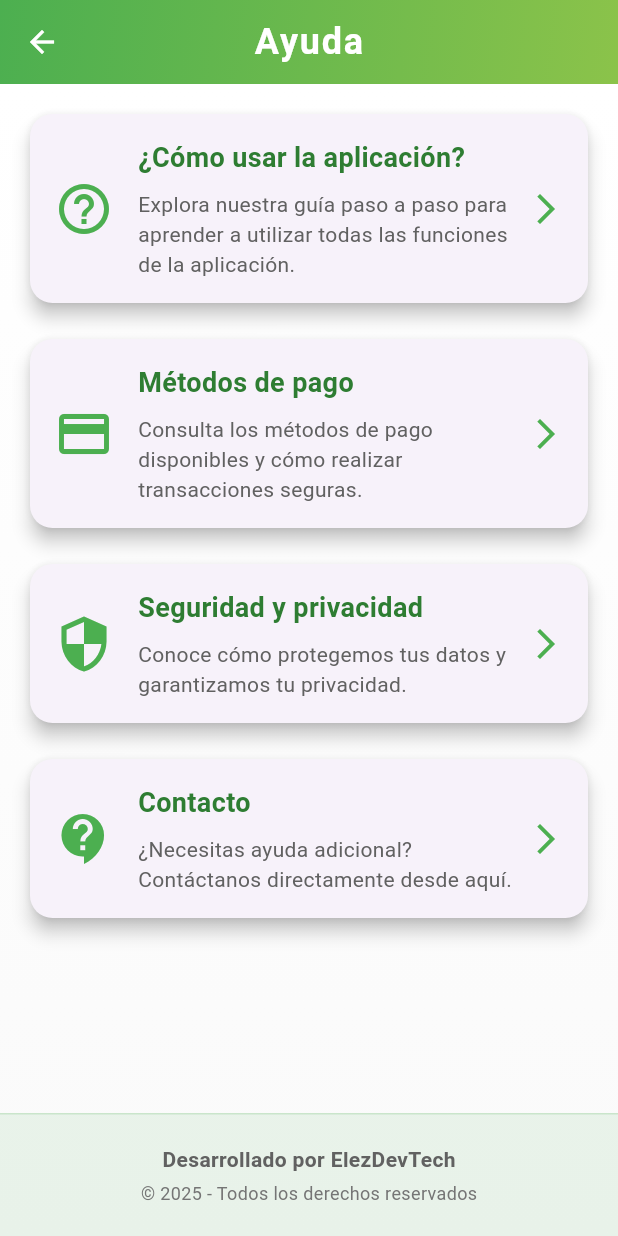
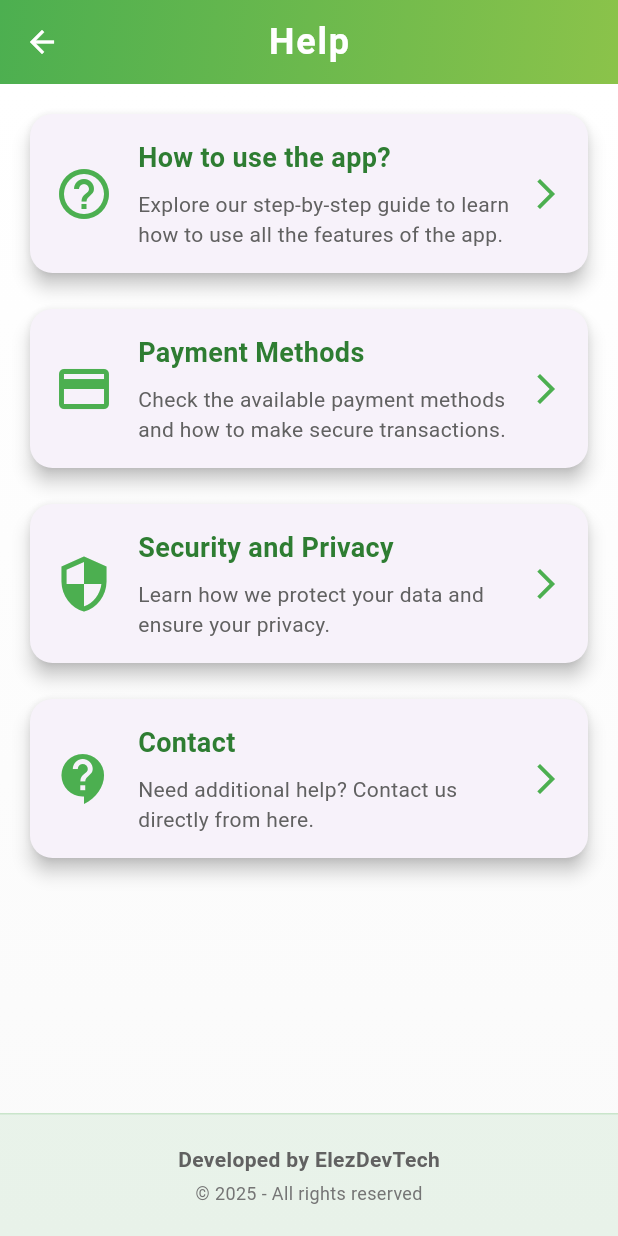
Before and after one commit to ElezDev/appServiPop, a Flutter app: the HelpView screen opened by its route, on a phone screen of 412 x 824 dp. Run offline on Flutter 3.47's test engine with Material 3 defaults, Android fonts, the light colour scheme and no system bars; our stand-ins replace carousel_slider, dio, flutter_secure_storage, flutter_staggered_animations; accounts and stored records are empty; network calls fail.

Commit message:
Agregar nuevas traducciones y vistas de ayuda en la aplicación

```diff
--- a/lib/l10n/app_en.arb
+++ b/lib/l10n/app_en.arb
@@ -4,5 +4,16 @@
     "home": "Home",
     "search": "Search",
     "favorites": "Favorites",
-    "profile": "Profile"
+    "profile": "Profile",
+    "helpTitle": "Help",
+    "howToUse": "How to use the app?",
+    "howToUseDescription": "Explore our step-by-step guide to learn how to use all the features of the app.",
+    "paymentMethods": "Payment Methods",
+    "paymentMethodsDescription": "Check the available payment methods and how to make secure transactions.",
+    "securityAndPrivacy": "Security and Privacy",
+    "securityAndPrivacyDescription": "Learn how we protect your data and ensure your privacy.",
+    "contact": "Contact",
+    "contactDescription": "Need additional help? Contact us directly from here.",
+    "developedBy": "Developed by ElezDevTech",
+    "copyright": "© 2025 - All rights reserved"
   }
--- a/lib/l10n/messages_en.dart
+++ b/lib/l10n/messages_en.dart
@@ -26,9 +26,20 @@ class MessageLookup extends MessageLookupByLibrary {
 
   static Map<String, dynamic> _notInlinedMessages(_) => {
       'appTitle': MessageLookupByLibrary.simpleMessage('Domestic Services'),
+    'contact': MessageLookupByLibrary.simpleMessage('Contact'),
+    'contactDescription': MessageLookupByLibrary.simpleMessage('Need additional help? Contact us directly from here.'),
+    'copyright': MessageLookupByLibrary.simpleMessage('© 2025 - All rights reserved'),
+    'developedBy': MessageLookupByLibrary.simpleMessage('Developed by ElezDevTech'),
     'favorites': MessageLookupByLibrary.simpleMessage('Favorites'),
+    'helpTitle': MessageLookupByLibrary.simpleMessage('Help'),
     'home': MessageLookupByLibrary.simpleMessage('Home'),
+    'howToUse': MessageLookupByLibrary.simpleMessage('How to use the app?'),
+    'howToUseDescription': MessageLookupByLibrary.simpleMessage('Explore our step-by-step guide to learn how to use all the features of the app.'),
+    'paymentMethods': MessageLookupByLibrary.simpleMessage('Payment Methods'),
+    'paymentMethodsDescription': MessageLookupByLibrary.simpleMessage('Check the available payment methods and how to make secure transactions.'),
     'profile': MessageLookupByLibrary.simpleMessage('Profile'),
-    'search': MessageLookupByLibrary.simpleMessage('Search')
+    'search': MessageLookupByLibrary.simpleMessage('Search'),
+    'securityAndPrivacy': MessageLookupByLibrary.simpleMessage('Security and Privacy'),
+    'securityAndPrivacyDescription': MessageLookupByLibrary.simpleMessage('Learn how we protect your data and ensure your privacy.')
   };
 }
--- a/lib/localizations.dart
+++ b/lib/localizations.dart
@@ -23,6 +23,25 @@ class AppLocalizations {
   String get search => Intl.message('Search', name: 'search');
   String get favorites => Intl.message('Favorites', name: 'favorites');
   String get profile => Intl.message('Profile', name: 'profile');
+   String get helpTitle => Intl.message('Help', name: 'helpTitle');
+  String get howToUse => Intl.message('How to use the app?', name: 'howToUse');
+  String get howToUseDescription => Intl.message(
+      'Explore our step-by-step guide to learn how to use all the features of the app.',
+      name: 'howToUseDescription');
+  String get paymentMethods => Intl.message('Payment Methods', name: 'paymentMethods');
+  String get paymentMethodsDescription => Intl.message(
+      'Check the available payment methods and how to make secure transactions.',
+      name: 'paymentMethodsDescription');
+  String get securityAndPrivacy => Intl.message('Security and Privacy', name: 'securityAndPrivacy');
+  String get securityAndPrivacyDescription => Intl.message(
+      'Learn how we protect your data and ensure your privacy.',
+      name: 'securityAndPrivacyDescription');
+  String get contact => Intl.message('Contact', name: 'contact');
+  String get contactDescription => Intl.message(
+      'Need additional help? Contact us directly from here.',
+      name: 'contactDescription');
+  String get developedBy => Intl.message('Developed by ElezDevTech', name: 'developedBy');
+  String get copyright => Intl.message('© 2025 - All rights reserved', name: 'copyright');
 }
 
 class AppLocalizationsDelegate extends LocalizationsDelegate<AppLocalizations> {
--- a/lib/views/help/help_view.dart
+++ b/lib/views/help/help_view.dart
@@ -1,13 +1,17 @@
 import 'package:flutter/material.dart';
 import 'package:flutter_staggered_animations/flutter_staggered_animations.dart';
+import 'package:servipopapp/localizations.dart'; // Importa AppLocalizations
+
 
 class HelpView extends StatelessWidget {
   @override
   Widget build(BuildContext context) {
+    final localizations = AppLocalizations.of(context); // Obtén las traducciones
+
     return Scaffold(
       appBar: AppBar(
         title: Text(
-          'Ayuda',
+          localizations.helpTitle, // Título traducido
           style: TextStyle(
             color: Colors.white,
             fontWeight: FontWeight.bold,
@@ -52,9 +56,8 @@ class HelpView extends StatelessWidget {
                     children: [
                       _buildHelpCard(
                         icon: Icons.help_outline,
-                        title: '¿Cómo usar la aplicación?',
-                        description:
-                            'Explora nuestra guía paso a paso para aprender a utilizar todas las funciones de la aplicación.',
+                        title: localizations.howToUse, // Título traducido
+                        description: localizations.howToUseDescription, // Descripción traducida
                         onTap: () {
                           // Navegar a una vista detallada
                         },
@@ -62,9 +65,8 @@ class HelpView extends StatelessWidget {
                       SizedBox(height: 16),
                       _buildHelpCard(
                         icon: Icons.payment,
-                        title: 'Métodos de pago',
-                        description:
-                            'Consulta los métodos de pago disponibles y cómo realizar transacciones seguras.',
+                        title: localizations.paymentMethods, // Título traducido
+                        description: localizations.paymentMethodsDescription, // Descripción traducida
                         onTap: () {
                           // Navegar a una vista detallada
                         },
@@ -72,9 +74,8 @@ class HelpView extends StatelessWidget {
                       SizedBox(height: 16),
                       _buildHelpCard(
                         icon: Icons.security,
-                        title: 'Seguridad y privacidad',
-                        description:
-                            'Conoce cómo protegemos tus datos y garantizamos tu privacidad.',
+                        title: localizations.securityAndPrivacy, // Título traducido
+                        description: localizations.securityAndPrivacyDescription, // Descripción traducida
                         onTap: () {
                           // Navegar a una vista detallada
                         },
@@ -82,9 +83,8 @@ class HelpView extends StatelessWidget {
                       SizedBox(height: 16),
                       _buildHelpCard(
                         icon: Icons.contact_support,
-                        title: 'Contacto',
-                        description:
-                            '¿Necesitas ayuda adicional? Contáctanos directamente desde aquí.',
+                        title: localizations.contact, // Título traducido
+                        description: localizations.contactDescription, // Descripción traducida
                         onTap: () {
                           // Navegar a una vista de contacto
                         },
@@ -93,7 +93,7 @@ class HelpView extends StatelessWidget {
                   ),
                 ),
               ),
-              _buildFooter(), // Footer agregado aquí
+              _buildFooter(localizations), // Footer con traducciones
             ],
           ),
         ),
@@ -152,7 +152,7 @@ class HelpView extends StatelessWidget {
     );
   }
 
-  Widget _buildFooter() {
+  Widget _buildFooter(AppLocalizations localizations) {
     return Container(
       padding: EdgeInsets.symmetric(vertical: 20),
       decoration: BoxDecoration(
@@ -165,7 +165,7 @@ class HelpView extends StatelessWidget {
         child: Column(
           children: [
             Text(
-              'Desarrollado por ElezDevTech',
+              localizations.developedBy, // Texto traducido
               style: TextStyle(
                 fontSize: 14,
                 color: Colors.grey[700],
@@ -174,7 +174,7 @@ class HelpView extends StatelessWidget {
             ),
             SizedBox(height: 4),
             Text(
-              '© 2025 - Todos los derechos reservados',
+              localizations.copyright, // Texto traducido
               style: TextStyle(
                 fontSize: 12,
                 color: Colors.grey[600],
```
Also changed, not shown: lib/l10n/app_es.arb (+12 -1 lines), lib/l10n/messages_es.dart (+12 -1 lines), lib/main.dart (+1 -8 lines), lib/views/favorites/favorites_view.dart (added, +170 -0 lines), lib/views/search/search_view.dart (added).
